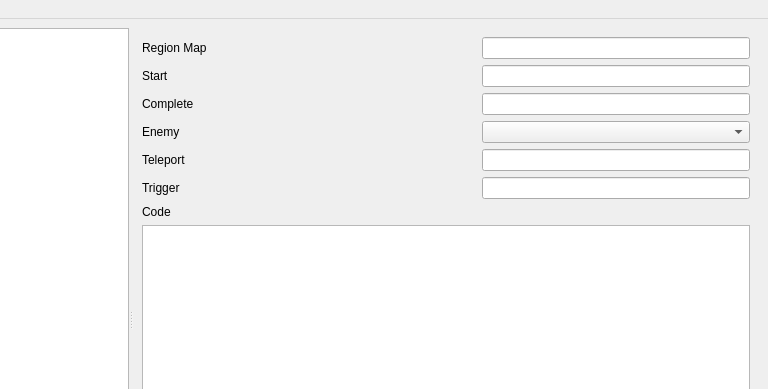
This is tools/map-checker-qt/ui/ui_window_interface_editor.ui in atrinik/atrinik as Qt 5 draws it before an edit; both pictures show x 201 to 969 and y 0 to 389 of the 969 by 641 pixel window. The edited form follows.
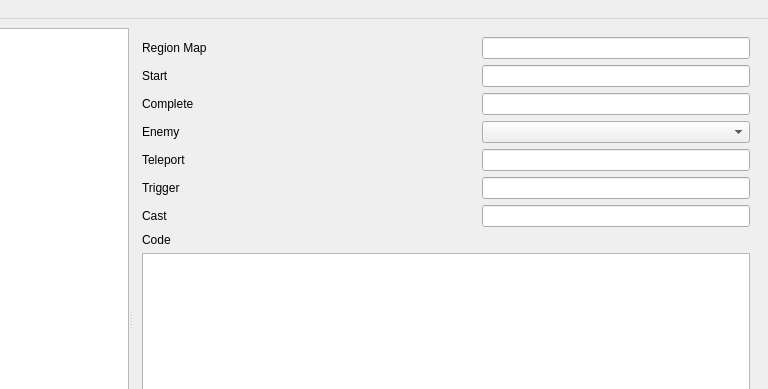
This is the edited form. The open tabs and pages were chosen to show the change.

Commit message: Support "cast" attribute of the <action> tag in the editor.

```diff
--- a/tools/map-checker-qt/ui/ui_window_interface_editor.ui
+++ b/tools/map-checker-qt/ui/ui_window_interface_editor.ui
@@ -651,6 +651,16 @@
               <item row="5" column="2">
                <widget class="QLineEdit" name="interface_element_action_trigger"/>
               </item>
+              <item row="6" column="0">
+               <widget class="QLabel" name="label_48">
+                <property name="text">
+                 <string>Cast</string>
+                </property>
+               </widget>
+              </item>
+              <item row="6" column="2">
+               <widget class="QLineEdit" name="interface_element_action_cast"/>
+              </item>
              </layout>
             </item>
             <item>
```
Left out of the diff: 2 changed lines with no effect on the pictures. The commit also changes 2 other files.
